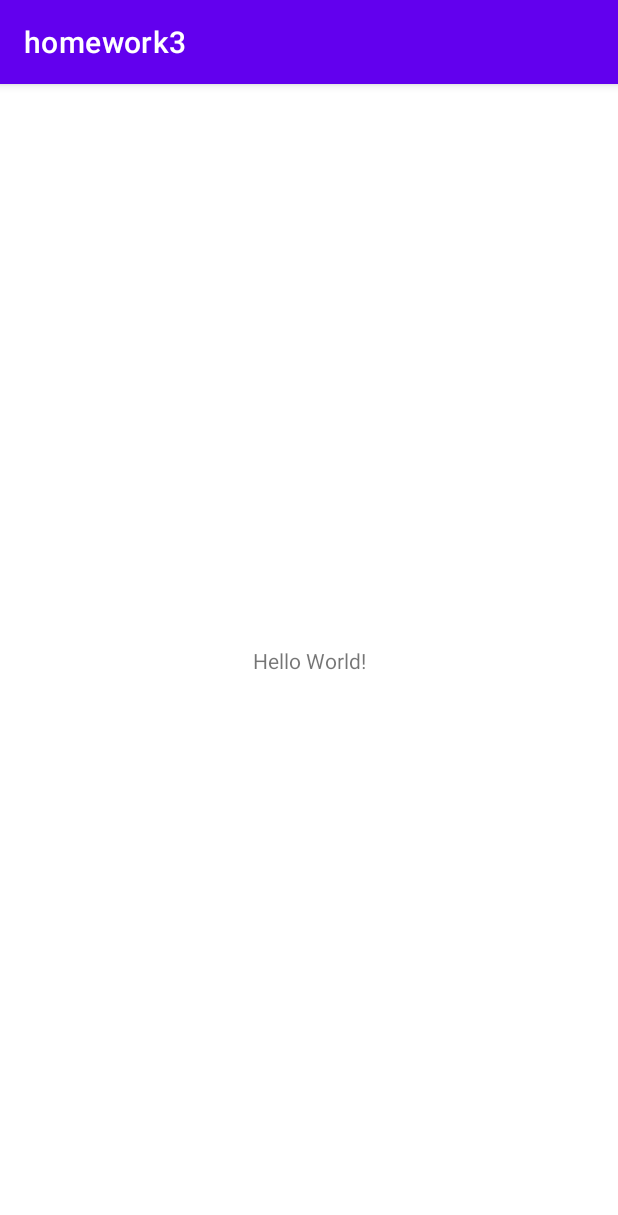
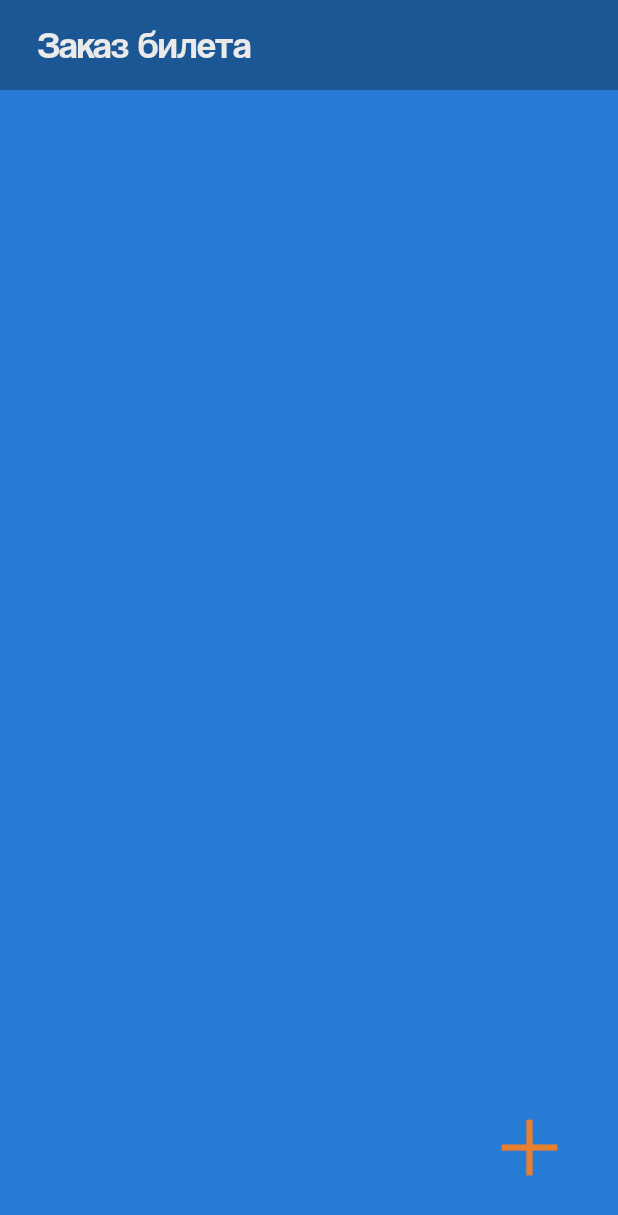
Before and after one commit to Kirialium/homework3, an Android app: the screen it shows after launch (MainActivity), on a phone screen of 412 x 824 dp. Shown: the top 1215 px of the screen. Run offline under Robolectric (Android 15) with nearby library versions, the phone set to English and light mode, and no system bars.

Commit message:
start main activity XML

```diff
--- a/app/src/main/java/com/example/homework3/MainActivity.java
+++ b/app/src/main/java/com/example/homework3/MainActivity.java
@@ -1,8 +1,8 @@
 package com.example.homework3;
 
 import androidx.appcompat.app.AppCompatActivity;
-
 import android.os.Bundle;
+import java.util.Objects;
 
 public class MainActivity extends AppCompatActivity {
 
@@ -10,5 +10,6 @@ public class MainActivity extends AppCompatActivity {
     protected void onCreate(Bundle savedInstanceState) {
         super.onCreate(savedInstanceState);
         setContentView(R.layout.activity_main);
+        Objects.requireNonNull(this.getSupportActionBar()).hide();
     }
 }
--- /dev/null
+++ b/app/src/main/res/drawable/circle.xml
@@ -0,0 +1,9 @@
+<?xml version="1.0" encoding="utf-8"?>
+<selector
+    xmlns:android="http://schemas.android.com/apk/res/android">
+    <item>
+        <shape android:shape="oval">
+            <solid android:color="@color/orange"/>
+        </shape>
+    </item>
+</selector>
--- /dev/null
+++ b/app/src/main/res/drawable/ic_close.xml
@@ -0,0 +1,5 @@
+<vector android:height="24dp" android:tint="#000000"
+    android:viewportHeight="24" android:viewportWidth="24"
+    android:width="24dp" xmlns:android="http://schemas.android.com/apk/res/android">
+    <path android:fillColor="@android:color/white" android:pathData="M19,6.41L17.59,5 12,10.59 6.41,5 5,6.41 10.59,12 5,17.59 6.41,19 12,13.41 17.59,19 19,17.59 13.41,12z"/>
+</vector>
--- a/app/src/main/res/layout/activity_main.xml
+++ b/app/src/main/res/layout/activity_main.xml
@@ -4,15 +4,48 @@
     xmlns:tools="http://schemas.android.com/tools"
     android:layout_width="match_parent"
     android:layout_height="match_parent"
+    android:background="@color/blue"
     tools:context=".MainActivity">
 
-    <TextView
-        android:layout_width="wrap_content"
-        android:layout_height="wrap_content"
-        android:text="Hello World!"
+    <RelativeLayout
+        android:id="@+id/tool_bar"
+        android:layout_width="match_parent"
+        android:layout_height="60dp"
+        android:background="@color/dark_blue"
+        tools:ignore="MissingConstraints">
+
+        <TextView
+            android:layout_width="wrap_content"
+            android:layout_height="wrap_content"
+            android:layout_alignParentStart="true"
+            android:layout_alignParentEnd="true"
+            android:layout_alignParentBottom="true"
+            android:layout_marginStart="25dp"
+            android:layout_marginTop="14dp"
+            android:layout_marginBottom="17dp"
+            android:fontFamily="@font/coolvetica"
+            android:text="Заказ билета"
+            android:textColor="@color/dark_white"
+            android:textSize="25sp"
+            app:layout_constraintEnd_toEndOf="parent"
+            app:layout_constraintHorizontal_bias="0.498"
+            app:layout_constraintStart_toStartOf="parent"
+            app:layout_constraintTop_toTopOf="parent"
+            tools:ignore="MissingConstraints" />
+    </RelativeLayout>
+
+    <androidx.appcompat.widget.AppCompatButton
+        android:id="@+id/new_ticket"
+        android:layout_width="50dp"
+        android:layout_height="50dp"
+        android:layout_marginEnd="34dp"
+        android:layout_marginBottom="34dp"
+        android:background="@drawable/ic_close"
+        android:backgroundTint="@color/orange"
+        android:rotation="45"
         app:layout_constraintBottom_toBottomOf="parent"
         app:layout_constraintEnd_toEndOf="parent"
-        app:layout_constraintStart_toStartOf="parent"
-        app:layout_constraintTop_toTopOf="parent" />
+        tools:ignore="MissingConstraints" />
+
 
 </androidx.constraintlayout.widget.ConstraintLayout>
--- a/app/src/main/res/values/colors.xml
+++ b/app/src/main/res/values/colors.xml
@@ -7,4 +7,9 @@
     <color name="teal_700">#FF018786</color>
     <color name="black">#FF000000</color>
     <color name="white">#FFFFFFFF</color>
+    <color name="dark_white">#EAEAEA</color>
+    <color name="blue">#287BD5</color>
+    <color name="dark_blue">#1B5695</color>
+    <color name="orange">#E87F2E</color>
+
 </resources>
```
Also changed, not shown: app/src/main/res/font/coolvetica.otf (added).
